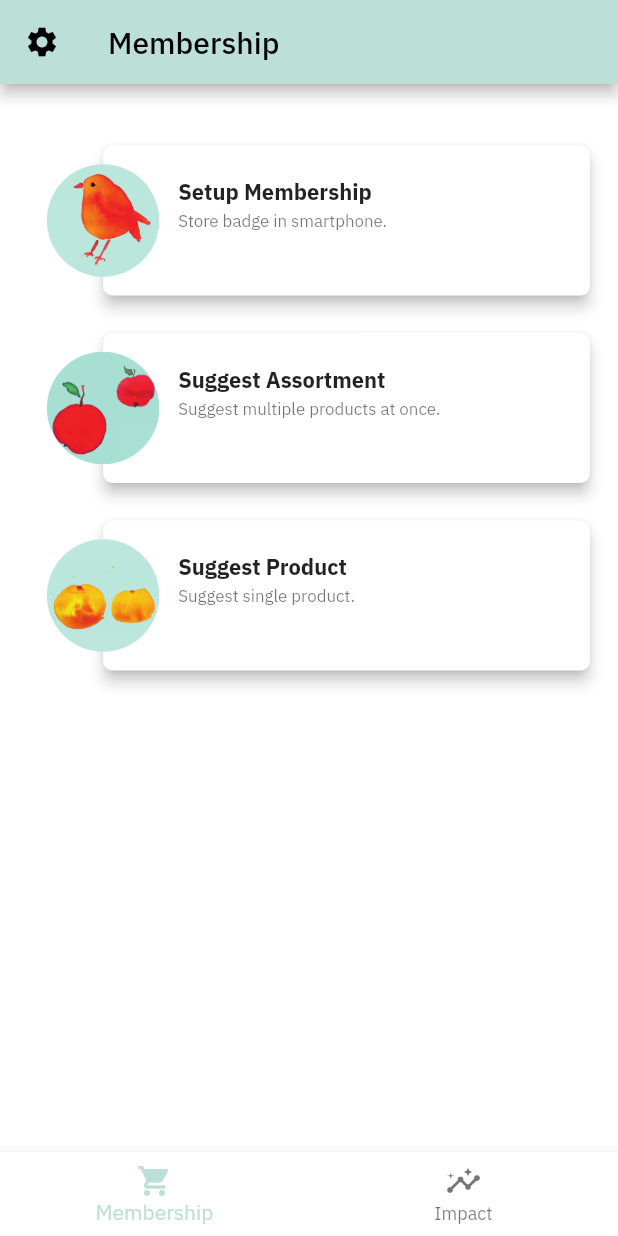
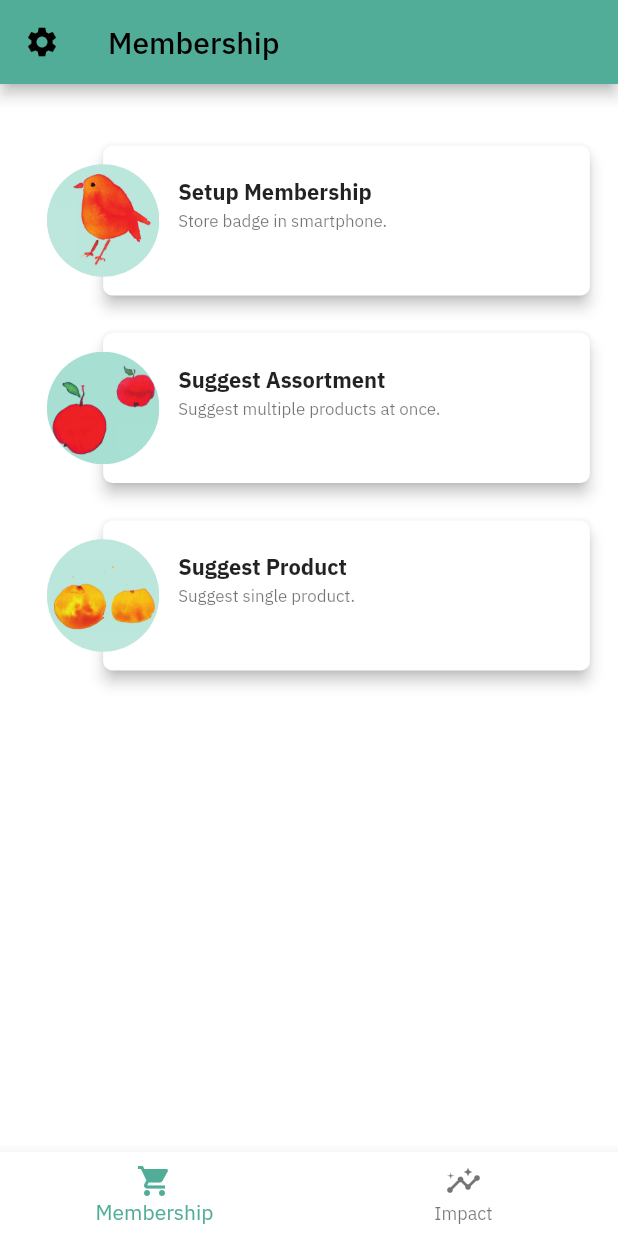
Before and after one commit to WirMarkt/wirmarkt-app, a Flutter app: the screen it shows after launch, on a phone screen of 412 x 824 dp. Run offline on Flutter 3.47's test engine with Material 2 defaults, Android fonts, the light colour scheme and no system bars; our stand-ins replace camera, google_fonts, qr_flutter, shared_preferences, video_player; missing offline and left inert: scan; accounts and stored records are empty.

Commit message:
fix material color calculation

```diff
--- a/lib/utils.dart
+++ b/lib/utils.dart
@@ -1,9 +1,12 @@
 import 'package:flutter/material.dart';
 
 MaterialColor createMaterialColor(Color color) {
+  //apply 50% lightness (so we get whole spectrum of lightness)
+  Color baseColor = HSLColor.fromColor(color).withLightness(0.50).toColor();
+
   List strengths = <double>[.05];
   final swatch = <int, Color>{};
-  final int r = color.red, g = color.green, b = color.blue;
+  final int r = baseColor.red, g = baseColor.green, b = baseColor.blue;
 
   for (int i = 1; i < 10; i++) {
     strengths.add(0.1 * i);
@@ -17,5 +20,5 @@ MaterialColor createMaterialColor(Color color) {
       1,
     );
   }
-  return MaterialColor(color.value, swatch);
+  return MaterialColor(baseColor.value, swatch);
 }
```
